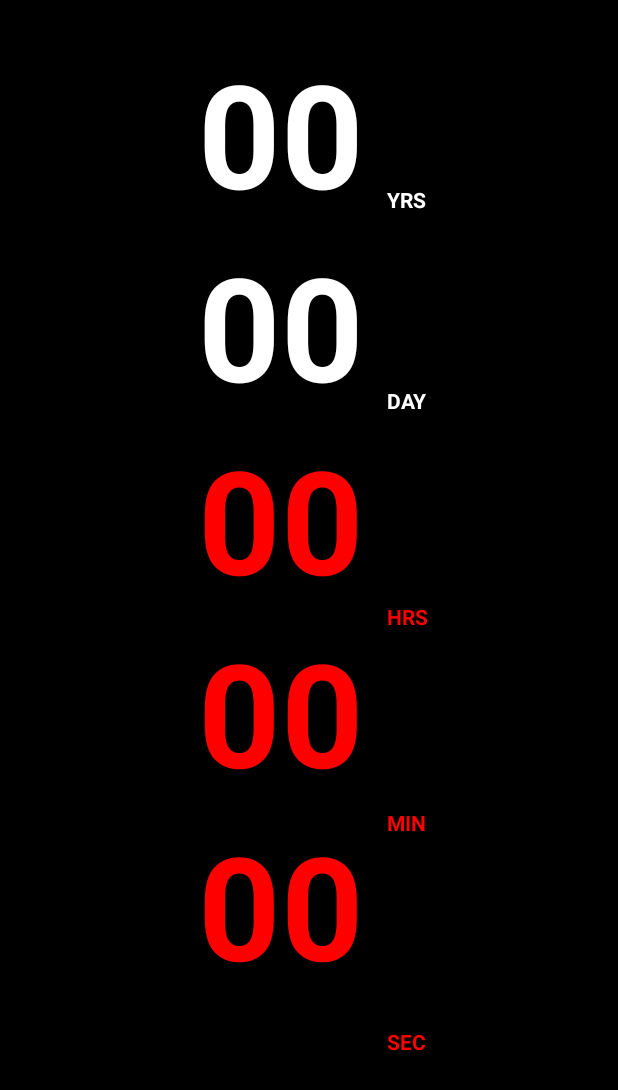
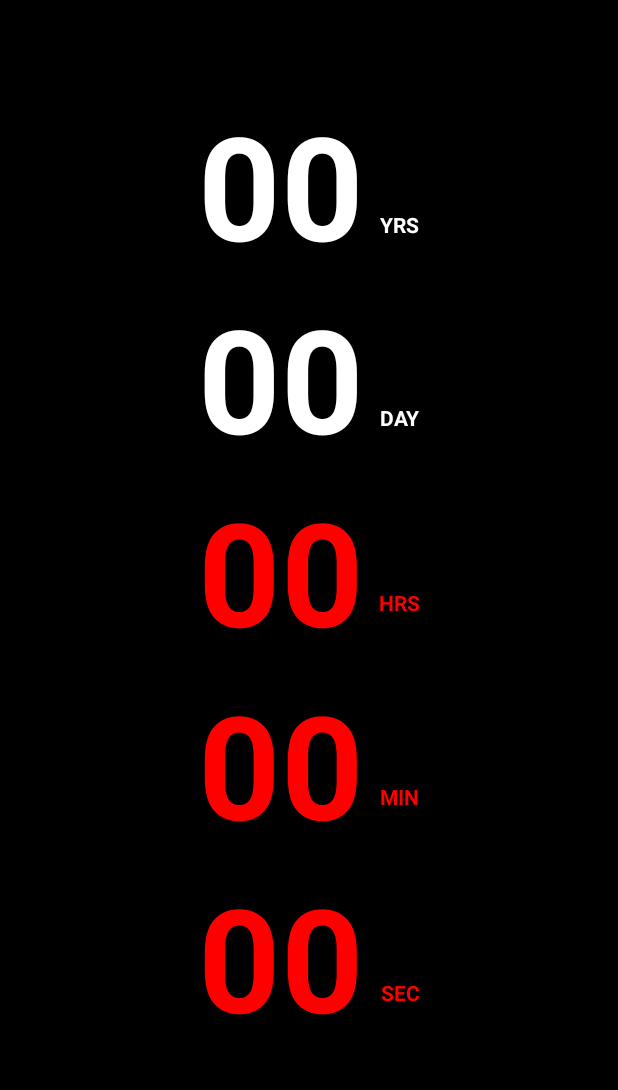
Before and after one commit to Kia83Sportage/Countdown, an Android app: the screen it shows after launch (MainActivity), on a phone screen of 412 x 824 dp. Shown: the top 1090 px of the screen. Run offline under Robolectric (Android 15) with nearby library versions, the phone set to English and light mode, and no system bars.

Commit message:
done creating activity_main.xml

```diff
--- a/app/src/main/res/layout/activity_main.xml
+++ b/app/src/main/res/layout/activity_main.xml
@@ -1,5 +1,5 @@
 <?xml version="1.0" encoding="utf-8"?>
-<androidx.constraintlayout.widget.ConstraintLayout xmlns:android="http://schemas.android.com/apk/res/android"
+<ScrollView xmlns:android="http://schemas.android.com/apk/res/android"
     xmlns:app="http://schemas.android.com/apk/res-auto"
     xmlns:tools="http://schemas.android.com/tools"
     android:id="@+id/main"
@@ -8,18 +8,22 @@
     android:background="#000000"
     tools:context=".MainActivity">
 
+    <androidx.constraintlayout.widget.ConstraintLayout
+        android:layout_width="match_parent"
+        android:layout_height="wrap_content">
+
     <TextView
         android:id="@+id/num_sec"
         android:layout_width="wrap_content"
         android:layout_height="wrap_content"
-        android:text="00"
+        android:text="@string/number_default_text"
         android:textColor="#FF0000"
         android:textSize="96sp"
         android:textStyle="bold"
         app:layout_constraintBottom_toBottomOf="parent"
-        app:layout_constraintEnd_toEndOf="parent"
+        app:layout_constraintEnd_toEndOf="@+id/num_min"
         app:layout_constraintHorizontal_bias="0.438"
-        app:layout_constraintStart_toStartOf="parent"
+        app:layout_constraintStart_toStartOf="@+id/num_min"
         app:layout_constraintTop_toBottomOf="@+id/num_min"
         app:layout_constraintVertical_bias="0.0" />
 
@@ -27,137 +31,127 @@
         android:id="@+id/num_min"
         android:layout_width="wrap_content"
         android:layout_height="wrap_content"
-        android:text="00"
+        android:text="@string/number_default_text"
         android:textColor="#FF0000"
         android:textSize="96sp"
         android:textStyle="bold"
-        app:layout_constraintEnd_toEndOf="parent"
+        app:layout_constraintEnd_toEndOf="@+id/num_hour"
         app:layout_constraintHorizontal_bias="0.438"
-        app:layout_constraintStart_toStartOf="parent"
+        app:layout_constraintStart_toStartOf="@+id/num_hour"
         app:layout_constraintTop_toBottomOf="@+id/num_hour" />
 
     <TextView
         android:id="@+id/num_hour"
         android:layout_width="wrap_content"
         android:layout_height="wrap_content"
-        android:text="00"
+        android:text="@string/number_default_text"
         android:textColor="#FF0000"
         android:textSize="96sp"
         android:textStyle="bold"
-        app:layout_constraintEnd_toEndOf="parent"
-        app:layout_constraintHorizontal_bias="0.438"
-        app:layout_constraintStart_toStartOf="parent"
+        app:layout_constraintEnd_toEndOf="@+id/num_day"
+        app:layout_constraintHorizontal_bias="0.408"
+        app:layout_constraintStart_toStartOf="@+id/num_day"
         app:layout_constraintTop_toBottomOf="@+id/num_day" />
 
     <TextView
         android:id="@+id/num_day"
         android:layout_width="wrap_content"
         android:layout_height="wrap_content"
-        android:text="00"
+        android:text="@string/number_default_text"
         android:textColor="#FFFFFF"
         android:textSize="96sp"
         android:textStyle="bold"
-        app:layout_constraintEnd_toEndOf="parent"
+        app:layout_constraintEnd_toEndOf="@+id/num_year"
         app:layout_constraintHorizontal_bias="0.438"
-        app:layout_constraintStart_toStartOf="parent"
+        app:layout_constraintStart_toStartOf="@+id/num_year"
         app:layout_constraintTop_toBottomOf="@+id/num_year" />
 
     <TextView
         android:id="@+id/Day"
         android:layout_width="wrap_content"
-        android:layout_height="wrap_content"
-        android:layout_marginTop="52dp"
-        android:layout_marginEnd="100dp"
-        android:layout_marginBottom="50dp"
-        android:text="DAY"
+        android:layout_height="19dp"
+        android:text="@string/day_text"
         android:textColor="#FFFFFF"
         android:textStyle="bold"
-        app:layout_constraintBottom_toBottomOf="parent"
+        app:layout_constraintBottom_toTopOf="@+id/num_hour"
         app:layout_constraintEnd_toEndOf="parent"
-        app:layout_constraintHorizontal_bias="0.0"
-        app:layout_constraintStart_toStartOf="@+id/Year"
-        app:layout_constraintTop_toBottomOf="@+id/Year"
-        app:layout_constraintVertical_bias="0.112" />
+        app:layout_constraintHorizontal_bias="0.077"
+        app:layout_constraintStart_toEndOf="@+id/num_day"
+        app:layout_constraintTop_toTopOf="@+id/num_day"
+        app:layout_constraintVertical_bias="0.743" />
 
     <TextView
         android:id="@+id/Sec"
         android:layout_width="28dp"
         android:layout_height="17dp"
-        android:layout_marginTop="52dp"
-        android:layout_marginEnd="100dp"
-        android:text="SEC"
+        android:text="@string/second_text"
         android:textColor="#FF0000"
         android:textStyle="bold"
-        app:layout_constraintBottom_toBottomOf="parent"
+        app:layout_constraintBottom_toBottomOf="@+id/num_sec"
         app:layout_constraintEnd_toEndOf="parent"
-        app:layout_constraintHorizontal_bias="0.0"
-        app:layout_constraintStart_toStartOf="@+id/Min"
-        app:layout_constraintTop_toBottomOf="@+id/Min"
-        app:layout_constraintVertical_bias="0.379" />
+        app:layout_constraintHorizontal_bias="0.078"
+        app:layout_constraintStart_toEndOf="@+id/num_sec"
+        app:layout_constraintTop_toTopOf="@+id/num_sec"
+        app:layout_constraintVertical_bias="0.711" />
 
     <TextView
         android:id="@+id/Hour"
         android:layout_width="wrap_content"
-        android:layout_height="wrap_content"
-        android:layout_marginTop="44dp"
-        android:layout_marginEnd="100dp"
-        android:layout_marginBottom="50dp"
-        android:text="HRS"
+        android:layout_height="19dp"
+        android:text="@string/hour_text"
         android:textColor="#FF0000"
         android:textStyle="bold"
-        app:layout_constraintBottom_toBottomOf="parent"
+        app:layout_constraintBottom_toTopOf="@+id/num_min"
         app:layout_constraintEnd_toEndOf="parent"
-        app:layout_constraintHorizontal_bias="0.0"
-        app:layout_constraintStart_toStartOf="@+id/Day"
-        app:layout_constraintTop_toBottomOf="@+id/Day"
-        app:layout_constraintVertical_bias="0.186" />
+        app:layout_constraintHorizontal_bias="0.07"
+        app:layout_constraintStart_toEndOf="@+id/num_hour"
+        app:layout_constraintTop_toTopOf="@+id/num_hour"
+        app:layout_constraintVertical_bias="0.697" />
 
     <TextView
         android:id="@+id/Min"
         android:layout_width="wrap_content"
-        android:layout_height="wrap_content"
-        android:layout_marginTop="52dp"
-        android:layout_marginEnd="100dp"
-        android:layout_marginBottom="50dp"
-        android:text="MIN"
+        android:layout_height="19dp"
+        android:text="@string/minutes_text"
         android:textColor="#FF0000"
         android:textStyle="bold"
-        app:layout_constraintBottom_toBottomOf="parent"
+        app:layout_constraintBottom_toTopOf="@+id/num_sec"
         app:layout_constraintEnd_toEndOf="parent"
-        app:layout_constraintHorizontal_bias="0.0"
-        app:layout_constraintStart_toStartOf="@+id/Hour"
-        app:layout_constraintTop_toBottomOf="@+id/Hour"
-        app:layout_constraintVertical_bias="0.234" />
+        app:layout_constraintHorizontal_bias="0.076"
+        app:layout_constraintStart_toEndOf="@+id/num_min"
+        app:layout_constraintTop_toTopOf="@+id/num_min"
+        app:layout_constraintVertical_bias="0.706" />
 
     <TextView
         android:id="@+id/Year"
-        android:layout_width="wrap_content"
-        android:layout_height="wrap_content"
-        android:layout_marginEnd="100dp"
-        android:layout_marginBottom="50dp"
-        android:text="YRS"
+        android:layout_width="27dp"
+        android:layout_height="19dp"
+        android:text="@string/years_text"
         android:textColor="#FFFFFF"
         android:textStyle="bold"
-        app:layout_constraintBottom_toBottomOf="parent"
+        app:layout_constraintBottom_toTopOf="@+id/num_day"
         app:layout_constraintEnd_toEndOf="parent"
-        app:layout_constraintHorizontal_bias="0.901"
-        app:layout_constraintStart_toStartOf="parent"
-        app:layout_constraintTop_toTopOf="parent"
-        app:layout_constraintVertical_bias="0.163" />
+        app:layout_constraintHorizontal_bias="0.077"
+        app:layout_constraintStart_toEndOf="@+id/num_year"
+        app:layout_constraintTop_toTopOf="@+id/num_year"
+        app:layout_constraintVertical_bias="0.743" />
 
     <TextView
         android:id="@+id/num_year"
         android:layout_width="wrap_content"
         android:layout_height="wrap_content"
-        android:layout_marginTop="24dp"
         android:layout_marginEnd="12dp"
-        android:text="00"
+        android:text="@string/number_default_text"
         android:textColor="#FFFFFF"
         android:textSize="96sp"
         android:textStyle="bold"
+        app:layout_constraintBottom_toBottomOf="parent"
         app:layout_constraintEnd_toEndOf="parent"
         app:layout_constraintHorizontal_bias="0.456"
         app:layout_constraintStart_toStartOf="parent"
-        app:layout_constraintTop_toTopOf="parent" />
+        app:layout_constraintTop_toTopOf="parent"
+        app:layout_constraintVertical_bias="0.102" />
 
-</androidx.constraintlayout.widget.ConstraintLayout>
+    </androidx.constraintlayout.widget.ConstraintLayout>
+
+</ScrollView>
--- a/app/src/main/res/values/strings.xml
+++ b/app/src/main/res/values/strings.xml
@@ -1,4 +1,10 @@
 <resources>
     <string name="app_name">Countdown</string>
     <string name="text_year">YRS</string>
+    <string name="number_default_text">00</string>
+    <string name="day_text">DAY</string>
+    <string name="second_text">SEC</string>
+    <string name="hour_text">HRS</string>
+    <string name="minutes_text">MIN</string>
+    <string name="years_text">YRS</string>
 </resources>
```
